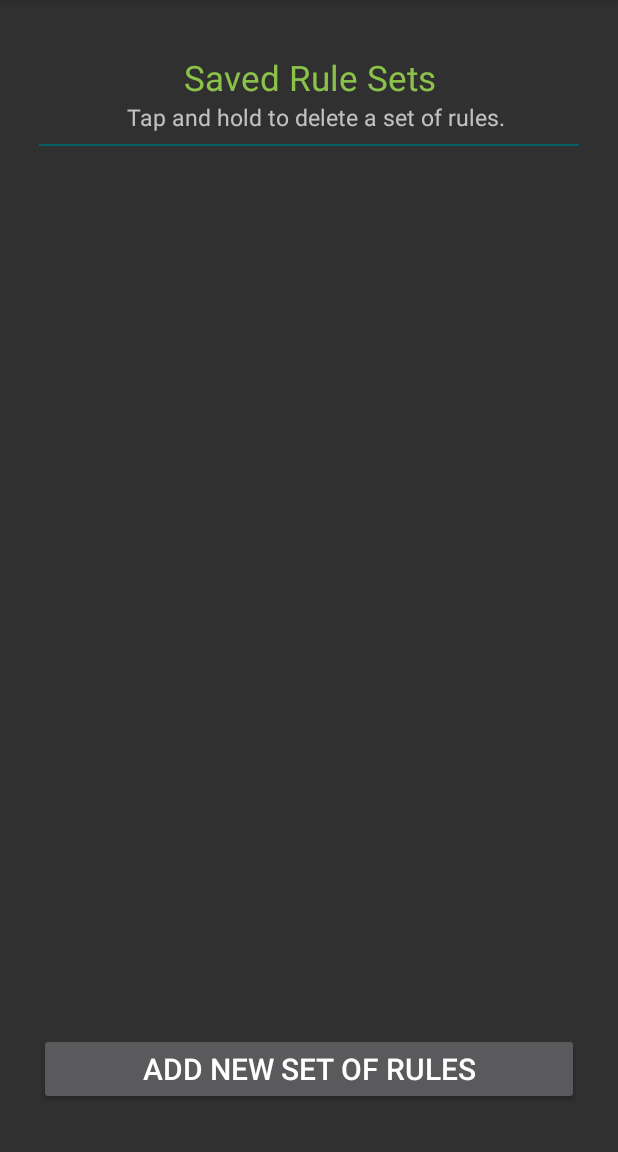
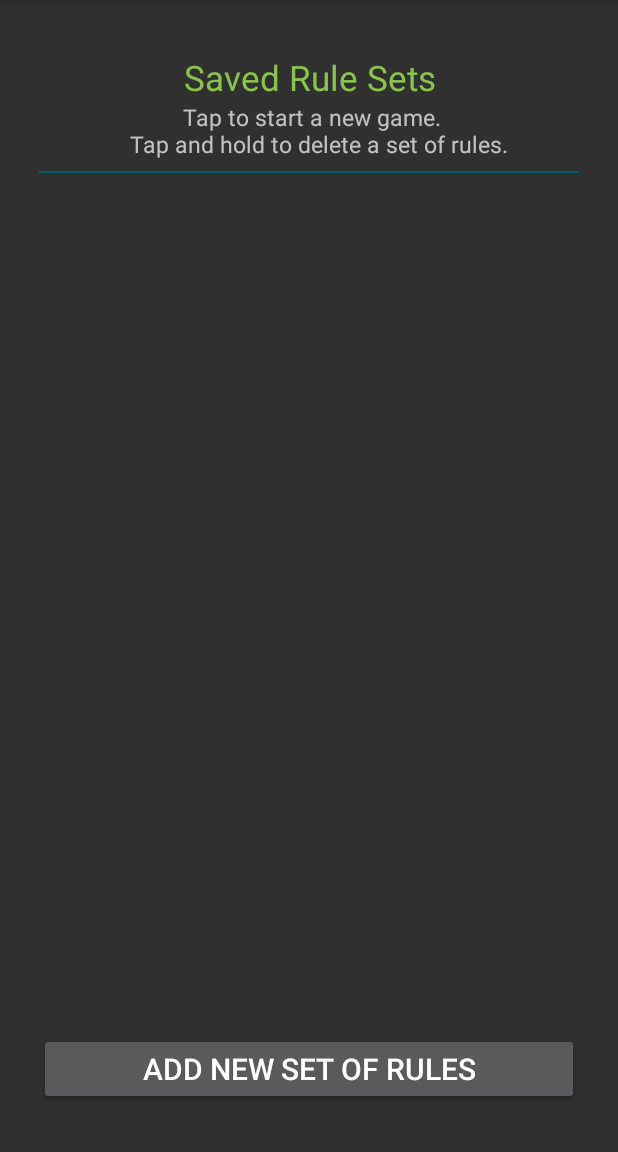
Before and after one commit to annamooseity/nim, an Android app: the screen it shows after launch (MainActivity), after a tap on "NEW GAME", on a phone screen of 412 x 824 dp, the part 84-1236 px from its top. Run offline under Robolectric (Android 15) with nearby library versions, the phone set to English and light mode, and no system bars.

Commit message:
#14 more instructions

```diff
--- a/NimSolver/app/src/main/res/layout/fragment_game_list.xml
+++ b/NimSolver/app/src/main/res/layout/fragment_game_list.xml
@@ -20,7 +20,7 @@
         android:layout_height="wrap_content"
         android:layout_marginLeft="8dp"
         android:gravity="center"
-        android:text="Tap and hold to delete a game."
+        android:text="Tap to load game. \n Tap and hold to delete a game."
         android:textSize="15dp"/>
 
     <View
--- a/NimSolver/app/src/main/res/layout/fragment_rules_list.xml
+++ b/NimSolver/app/src/main/res/layout/fragment_rules_list.xml
@@ -20,7 +20,7 @@
         android:layout_height="wrap_content"
         android:layout_marginLeft="8dp"
         android:gravity="center"
-        android:text="Tap and hold to delete a set of rules."
+        android:text="Tap to start a new game. \n Tap and hold to delete a set of rules."
         android:textSize="15dp"/>
 
     <View
```
